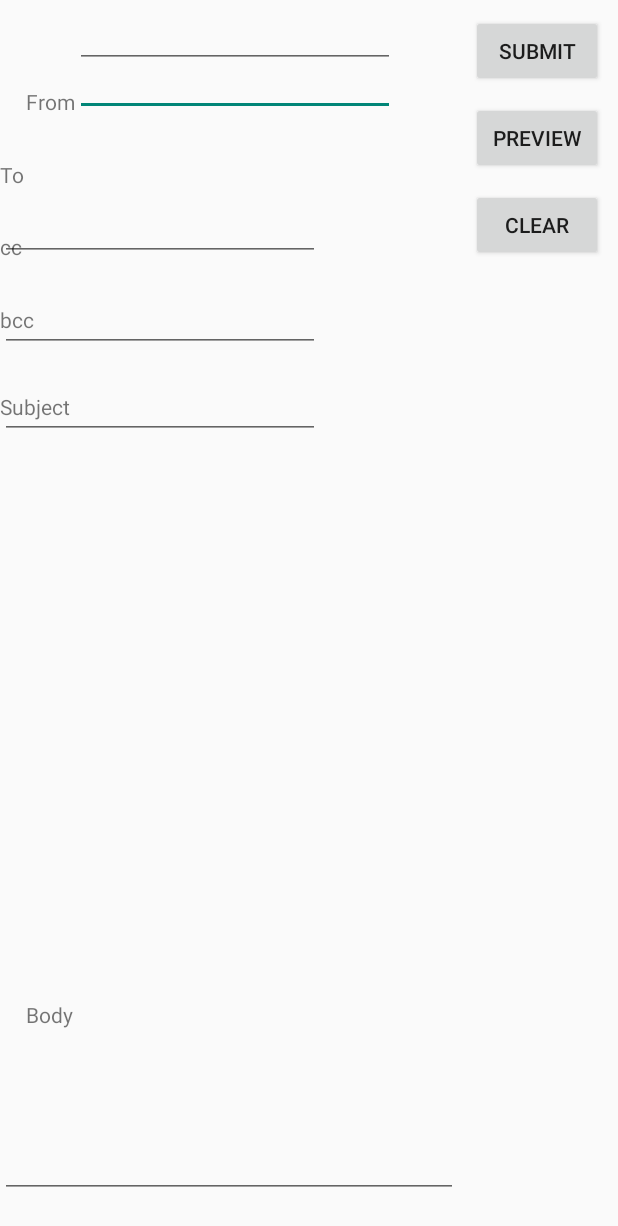
After one commit to chen-assert/Mini_editor_android, an Android app: the layout test.xml on its own in the app's theme, with its tools: preview values and no code run, on a phone screen of 412 x 824 dp. The commit adds this screen. Shown: the top 1226 px of the screen. Run offline under Robolectric (Android 15) with nearby library versions, the phone set to English and light mode, and no system bars.

Commit message:
add about

```diff
--- a/app/src/main/java/jingruichen/mini_editor/miniEditor.java
+++ b/app/src/main/java/jingruichen/mini_editor/miniEditor.java
@@ -197,9 +197,10 @@ public class miniEditor extends AppCompatActivity {
             case R.id.action_email:
                 //send the files by email
                 intent = new Intent(Intent.ACTION_SEND);
-                intent.putExtra(android.content.Intent.EXTRA_EMAIL, new String[]{"voltage111@sina.com"});
+                intent.putExtra(android.content.Intent.EXTRA_EMAIL, new String[]{"example@email.com"});
                 intent.putExtra(android.content.Intent.EXTRA_SUBJECT, "SUBJECT");
-                intent.putExtra(android.content.Intent.EXTRA_TEXT, "Sending file from miniEditor...");
+                MyEditText edit=findViewById(R.id.editText);
+                intent.putExtra(android.content.Intent.EXTRA_TEXT, edit.getText());
                 intent.setType("text/html");
                 startActivity(Intent.createChooser(intent, "Please choose your email client"));
                 break;
--- /dev/null
+++ b/app/src/main/res/layout/test.xml
@@ -0,0 +1,134 @@
+<RelativeLayout xmlns:android="http://schemas.android.com/apk/res/android"
+                xmlns:tools="http://schemas.android.com/tools"
+                android:layout_width="match_parent"
+                android:layout_height="match_parent"
+                tools:context="jingruichen.mini_editor.miniEditor">
+
+    <TextView
+            android:text="Body"
+            android:layout_width="wrap_content"
+            android:layout_height="wrap_content"
+            android:id="@+id/textView7"
+            android:layout_alignParentBottom="true"
+            android:layout_marginBottom="138dp" android:layout_alignStart="@+id/textView"/>
+    <EditText
+            android:id="@+id/editText6"
+            android:layout_width="wrap_content"
+            android:layout_height="wrap_content"
+            android:ems="10"
+            android:layout_alignParentTop="true" android:layout_marginTop="189dp"
+            android:layout_alignStart="@+id/editText1">
+
+        <requestFocus/>
+    </EditText>
+    <TextView
+            android:text="bcc"
+            android:layout_width="wrap_content"
+            android:layout_height="wrap_content"
+            android:id="@+id/textView6"
+            android:layout_toStartOf="@+id/editText1"
+            android:layout_alignBaseline="@+id/editText6"/>
+    <EditText
+            android:id="@+id/editText5"
+            android:layout_width="wrap_content"
+            android:layout_height="wrap_content"
+            android:ems="10"
+            android:layout_alignStart="@+id/editText1" android:layout_alignParentTop="true"
+            android:layout_marginTop="247dp">
+
+        <requestFocus/>
+    </EditText>
+    <TextView
+            android:text="Subject"
+            android:layout_width="wrap_content"
+            android:layout_height="wrap_content"
+            android:id="@+id/textView5"
+            android:layout_toStartOf="@+id/editText1"
+            android:layout_alignBaseline="@+id/editText5"/>
+    <EditText
+            android:id="@+id/editText4"
+            android:layout_width="wrap_content"
+            android:layout_height="wrap_content"
+            android:ems="10"
+            android:layout_alignStart="@+id/editText1" android:layout_alignBottom="@+id/button3">
+
+        <requestFocus/>
+    </EditText>
+    <TextView
+            android:text="cc"
+            android:layout_width="wrap_content"
+            android:layout_height="wrap_content"
+            android:id="@+id/textView4"
+            android:layout_toStartOf="@+id/editText1"
+            android:layout_alignBottom="@+id/button3"/>
+    <EditText
+            android:id="@+id/editText3"
+            android:layout_width="wrap_content"
+            android:layout_height="wrap_content"
+            android:ems="10"
+            android:layout_below="@+id/editText1" android:layout_toEndOf="@+id/textView">
+
+        <requestFocus/>
+    </EditText>
+    <TextView
+            android:text="To"
+            android:layout_width="wrap_content"
+            android:layout_height="wrap_content"
+            android:id="@+id/textView3"
+            android:layout_toStartOf="@+id/editText1" android:layout_above="@+id/button3"
+            android:layout_marginBottom="-10dp"/>
+    <Button
+            android:id="@+id/button2"
+            android:layout_width="wrap_content"
+            android:layout_height="wrap_content"
+            android:layout_alignLeft="@+id/button1"
+            android:layout_alignRight="@+id/button1"
+            android:layout_below="@+id/button1"
+            android:layout_marginTop="10dp"
+            android:text="preview" />
+    <Button
+            android:id="@+id/button3"
+            android:layout_width="wrap_content"
+            android:layout_height="wrap_content"
+            android:layout_alignLeft="@+id/button2"
+            android:layout_alignRight="@+id/button2"
+            android:layout_below="@+id/button2"
+            android:layout_marginTop="10dp"
+            android:text="clear" />
+
+    <Button
+            android:id="@+id/button1"
+            android:layout_width="wrap_content"
+            android:layout_height="wrap_content"
+            android:layout_alignParentRight="true"
+            android:layout_alignParentTop="true"
+            android:layout_marginRight="10dp"
+            android:layout_marginTop="10dp"
+            android:text=" submit " />
+
+    <EditText
+            android:id="@+id/editText2"
+            android:layout_width="wrap_content"
+            android:layout_height="wrap_content"
+            android:ems="10"
+            android:layout_toEndOf="@+id/textView" android:layout_alignBottom="@+id/textView">
+
+        <requestFocus/>
+    </EditText>
+    <TextView
+            android:text="From"
+            android:layout_width="wrap_content"
+            android:layout_height="wrap_content"
+            android:id="@+id/textView"
+            android:layout_alignParentStart="true" android:layout_marginStart="17dp"
+            android:layout_below="@+id/button1"/>
+    <EditText
+            android:layout_width="305dp"
+            android:layout_height="227dp"
+            android:inputType="textMultiLine"
+            android:ems="10"
+            android:layout_alignParentBottom="true"
+            android:layout_marginBottom="25dp"
+            android:id="@+id/editText7"/>
+
+</RelativeLayout>
--- a/build.gradle
+++ b/build.gradle
@@ -6,7 +6,7 @@ buildscript {
         google()
     }
     dependencies {
-        classpath 'com.android.tools.build:gradle:2.3.2'
+        classpath 'com.android.tools.build:gradle:3.1.0'
 
         // NOTE: Do not place your application dependencies here; they belong
         // in the individual module build.gradle files
```
Also changed, not shown: app/build.gradle (+10 -9 lines), app/src/main/java/jingruichen/mini_editor/test.java (added, +72 -0 lines), app/src/main/res/layout/activity_main.xml (+4 -4 lines), app/src/main/res/layout/list_active.xml (deleted, +0 -17 lines), gradle/wrapper/gradle-wrapper.properties, 3 other files.
